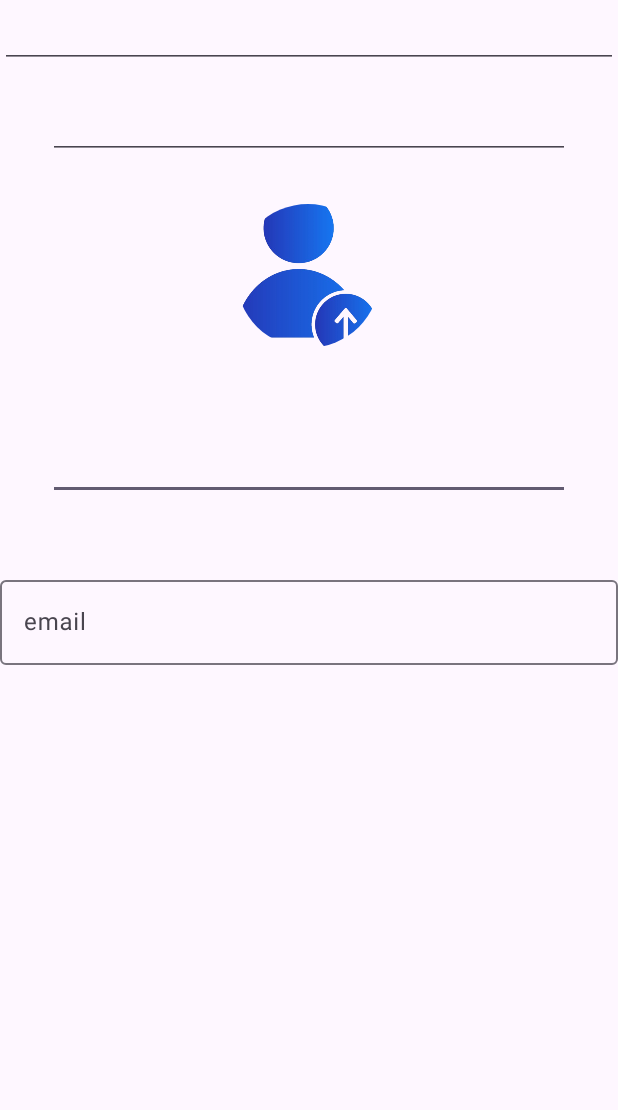
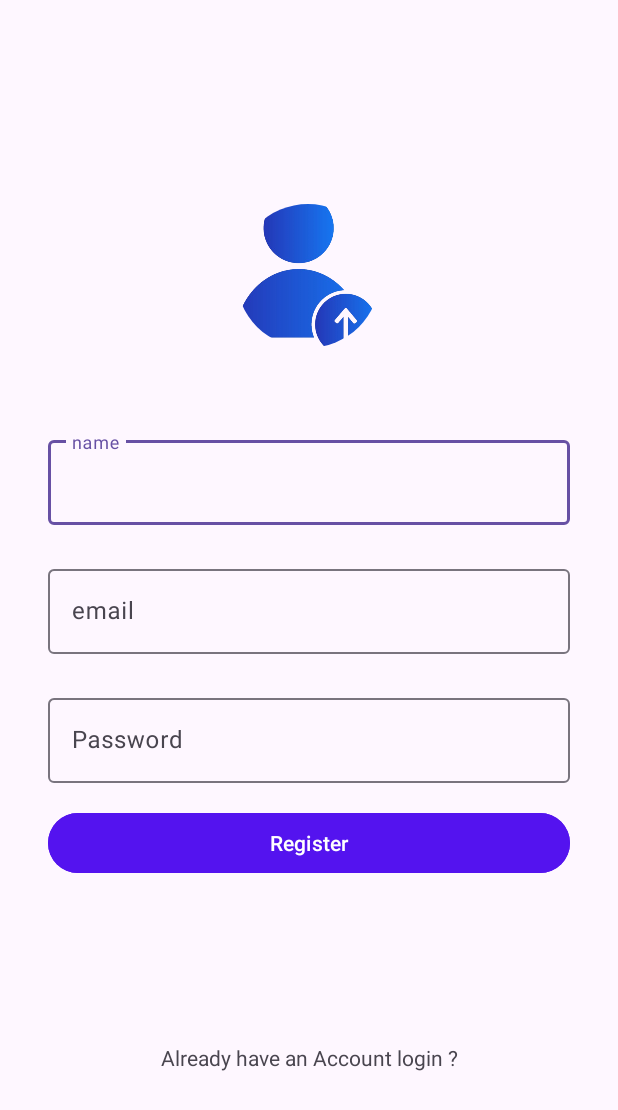
Before and after one commit to nandkishor-vasi/SnapFusion, an Android app: the screen it shows after launch (SignupActivity), on a phone screen of 412 x 824 dp. Shown: the top 1110 px of the screen. Run offline under Robolectric (Android 15) with nearby library versions, the light colour scheme and no system bars; our stand-ins replace CircleImageView.

Commit message:
sign_up_page

```diff
--- a/app/src/main/res/layout/activity_signup.xml
+++ b/app/src/main/res/layout/activity_signup.xml
@@ -19,59 +19,80 @@
         app:layout_constraintStart_toStartOf="parent"
         app:layout_constraintTop_toTopOf="parent" />
 
-    <com.google.android.material.textfield.TextInputEditText
-        android:id="@+id/textInputEditText"
+    <com.google.android.material.textfield.TextInputLayout
+        android:id="@+id/textField"
         android:layout_width="match_parent"
         android:layout_height="wrap_content"
         android:layout_marginStart="32dp"
         android:layout_marginTop="56dp"
         android:layout_marginEnd="32dp"
-        android:visibility="visible"
+        android:hint="name"
         app:layout_constraintEnd_toEndOf="parent"
         app:layout_constraintStart_toStartOf="parent"
-        app:layout_constraintTop_toBottomOf="@+id/profile_image" />
+        app:layout_constraintTop_toBottomOf="@+id/profile_image">
 
-    <com.google.android.material.textfield.TextInputLayout
-        android:id="@+id/textField"
-        android:layout_width="match_parent"
-        android:layout_height="wrap_content"
-        android:hint="name"
-        android:visibility="visible"
-        app:layout_constraintBottom_toBottomOf="parent"
-        app:layout_constraintTop_toTopOf="parent">
+        <com.google.android.material.textfield.TextInputEditText
+            android:id="@+id/name"
+            android:layout_width="match_parent"
+            android:layout_height="wrap_content"
+            android:visibility="visible" />
 
     </com.google.android.material.textfield.TextInputLayout>
 
     <com.google.android.material.textfield.TextInputLayout
-        android:id="@+id/textField"
-        android:layout_width="match_parent"
+        android:id="@+id/email"
+        android:layout_width="0dp"
         android:layout_height="wrap_content"
+        android:layout_marginTop="24dp"
         android:hint="email"
-        android:visibility="visible"
-        app:layout_constraintBottom_toBottomOf="parent"
-        app:layout_constraintTop_toTopOf="parent">
+        app:layout_constraintEnd_toEndOf="@+id/textField"
+        app:layout_constraintStart_toStartOf="@+id/textField"
+        app:layout_constraintTop_toBottomOf="@+id/textField">
 
         <com.google.android.material.textfield.TextInputEditText
-            android:id="@+id/textInputEditText"
             android:layout_width="match_parent"
-            android:layout_height="wrap_content" />
+            android:layout_height="wrap_content"
+            android:visibility="visible" />
+
     </com.google.android.material.textfield.TextInputLayout>
 
-    <com.google.android.material.textfield.TextInputEditText
-        android:id="@+id/textInputEditText2"
-        android:layout_width="match_parent"
+    <com.google.android.material.textfield.TextInputLayout
+        android:id="@+id/textField3"
+        android:layout_width="0dp"
         android:layout_height="wrap_content"
-        android:layout_marginStart="32dp"
-        android:layout_marginTop="15dp"
-        android:layout_marginEnd="32dp"
+        android:layout_marginTop="24dp"
+        android:hint="Password"
+        app:layout_constraintEnd_toEndOf="@+id/email"
+        app:layout_constraintStart_toStartOf="@+id/email"
+        app:layout_constraintTop_toBottomOf="@+id/email">
+
+        <com.google.android.material.textfield.TextInputEditText
+            android:id="@+id/password"
+            android:layout_width="match_parent"
+            android:layout_height="wrap_content"
+            android:visibility="visible" />
+
+    </com.google.android.material.textfield.TextInputLayout>
+
+    <Button
+        android:id="@+id/elevatedButton"
+        style="@style/Widget.Material3.Button"
+        android:layout_width="0dp"
+        android:layout_height="wrap_content"
+        android:layout_marginTop="16dp"
+        android:backgroundTint="@color/blue"
+        android:text="Register"
+        app:layout_constraintEnd_toEndOf="@+id/textField3"
+        app:layout_constraintStart_toStartOf="@+id/textField3"
+        app:layout_constraintTop_toBottomOf="@+id/textField3" />
+
+    <TextView
+        android:id="@+id/login"
+        android:layout_width="wrap_content"
+        android:layout_height="wrap_content"
+        android:text="Already have an Account login ?"
+        app:layout_constraintBottom_toBottomOf="parent"
         app:layout_constraintEnd_toEndOf="parent"
         app:layout_constraintStart_toStartOf="parent"
-        app:layout_constraintTop_toBottomOf="@+id/textInputEditText" />
-
-    <com.google.android.material.textfield.TextInputEditText
-        android:id="@+id/textInputEditText"
-        android:layout_width="match_parent"
-        android:layout_height="wrap_content"
-        tools:layout_editor_absoluteX="-2dp"
-        tools:layout_editor_absoluteY="277dp" />
+        app:layout_constraintTop_toBottomOf="@+id/elevatedButton" />
 </androidx.constraintlayout.widget.ConstraintLayout>
```
